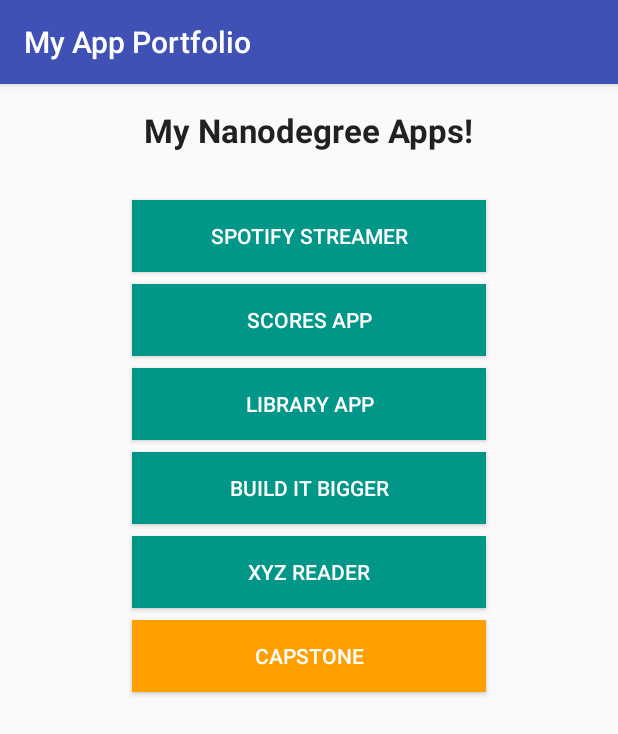
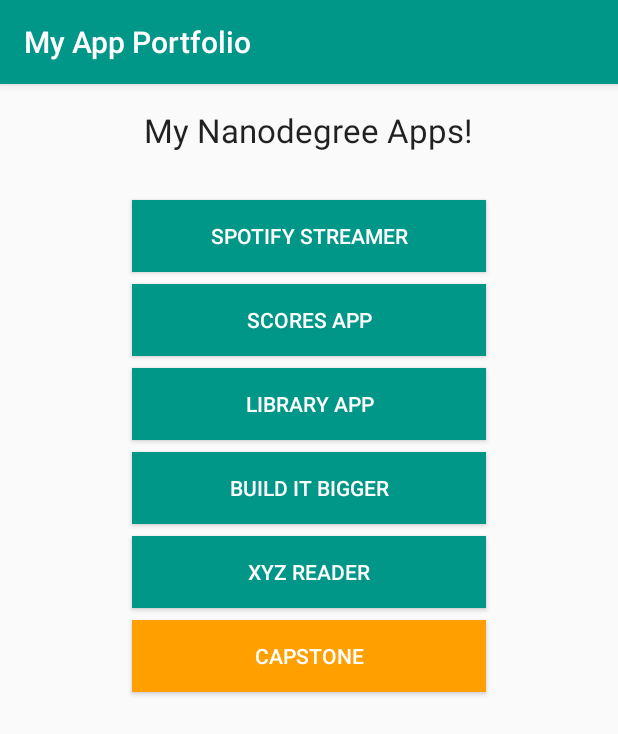
Before and after one commit to Sl0b/project0, an Android app: the screen it shows after launch (MainActivity), on a phone screen of 412 x 824 dp. Shown: the top 734 px of the screen. Run offline under Robolectric (Android 15) with nearby library versions, the phone set to English and light mode, and no system bars.

Commit message:
make use of the ressource values (string.xml, style.xml, colors.xml...)

```diff
--- a/app/src/main/res/layout/activity_main.xml
+++ b/app/src/main/res/layout/activity_main.xml
@@ -13,74 +13,38 @@
     <TextView
         android:layout_width="wrap_content"
         android:layout_height="wrap_content"
-        android:textAppearance="?android:textAppearanceLarge"
-        android:textStyle="bold"
         android:layout_gravity="center_horizontal"
-        android:text="My Nanodegree Apps!" />
+        android:layout_marginBottom="24dp"
+        android:text="@string/header_title"
+        android:textAppearance="?android:textAppearanceLarge" />
 
     <Button
-        android:layout_width="match_parent"
-        android:layout_height="wrap_content"
-        android:layout_marginTop="32dp"
-        android:layout_marginLeft="72dp"
-        android:layout_marginRight="72dp"
-        android:background="#009688"
-        android:textColor="@android:color/white"
-        android:text="Spotify Streamer"
-        android:onClick="launchApp" />
+        style="@style/ButtonStyle"
+        android:onClick="launchApp"
+        android:text="@string/spotify_button_text" />
 
     <Button
-        android:layout_width="match_parent"
-        android:layout_height="wrap_content"
-        android:layout_marginTop="8dp"
-        android:layout_marginLeft="72dp"
-        android:layout_marginRight="72dp"
-        android:background="#009688"
-        android:textColor="@android:color/white"
-        android:text="Scores App"
-        android:onClick="launchApp" />
+        style="@style/ButtonStyle"
+        android:onClick="launchApp"
+        android:text="@string/score_button_text" />
 
     <Button
-        android:layout_width="match_parent"
-        android:layout_height="wrap_content"
-        android:layout_marginTop="8dp"
-        android:layout_marginLeft="72dp"
-        android:layout_marginRight="72dp"
-        android:background="#009688"
-        android:textColor="@android:color/white"
-        android:text="Library App"
-        android:onClick="launchApp" />
+        style="@style/ButtonStyle"
+        android:onClick="launchApp"
+        android:text="@string/library_button_text" />
 
     <Button
-        android:layout_width="match_parent"
-        android:layout_height="wrap_content"
-        android:layout_marginTop="8dp"
-        android:layout_marginLeft="72dp"
-        android:layout_marginRight="72dp"
-        android:background="#009688"
-        android:textColor="@android:color/white"
-        android:text="Build It Bigger"
-        android:onClick="launchApp" />
+        style="@style/ButtonStyle"
+        android:onClick="launchApp"
+        android:text="@string/build_button_text" />
 
     <Button
-        android:layout_width="match_parent"
-        android:layout_height="wrap_content"
-        android:layout_marginTop="8dp"
-        android:layout_marginLeft="72dp"
-        android:layout_marginRight="72dp"
-        android:background="#009688"
-        android:textColor="@android:color/white"
-        android:text="XYZ Reader"
-        android:onClick="launchApp" />
+        style="@style/ButtonStyle"
+        android:onClick="launchApp"
+        android:text="@string/xyz_button_text" />
 
     <Button
-        android:layout_width="match_parent"
-        android:layout_height="wrap_content"
-        android:layout_marginTop="8dp"
-        android:layout_marginLeft="72dp"
-        android:layout_marginRight="72dp"
-        android:background="#FFA000"
-        android:textColor="@android:color/white"
-        android:text="Capstone"
-        android:onClick="launchApp" />
+        style="@style/ButtonStyle.Capstone"
+        android:onClick="launchApp"
+        android:text="@string/capstone_button_text" />
 </LinearLayout>
--- a/app/src/main/res/values/colors.xml
+++ b/app/src/main/res/values/colors.xml
@@ -1,6 +1,10 @@
 <?xml version="1.0" encoding="utf-8"?>
 <resources>
-    <color name="colorPrimary">#3F51B5</color>
-    <color name="colorPrimaryDark">#303F9F</color>
-    <color name="colorAccent">#FF4081</color>
+    <color name="colorPrimary">#009688</color>
+    <color name="colorPrimaryDark">#00796B</color>
+    <color name="colorAccent">#FFA000</color>
+
+    <!-- Buttons Colors -->
+    <color name="colorButtons">#009688</color>
+    <color name="colorCapstoneButton">#FFA000</color>
 </resources>
--- a/app/src/main/res/values/dimens.xml
+++ b/app/src/main/res/values/dimens.xml
@@ -2,4 +2,8 @@
     <!-- Default screen margins, per the Android Design guidelines. -->
     <dimen name="activity_horizontal_margin">16dp</dimen>
     <dimen name="activity_vertical_margin">16dp</dimen>
+
+    <!-- Buttons Margin -->
+    <dimen name="button_horizontal_margin">72dp</dimen>
+    <dimen name="button_top_margin">8dp</dimen>
 </resources>
--- a/app/src/main/res/values/strings.xml
+++ b/app/src/main/res/values/strings.xml
@@ -1,3 +1,10 @@
 <resources>
     <string name="app_name">My App Portfolio</string>
+    <string name="header_title">My Nanodegree Apps!</string>
+    <string name="spotify_button_text">Spotify Streamer</string>
+    <string name="score_button_text">Scores App</string>
+    <string name="library_button_text">Library App</string>
+    <string name="build_button_text">Build It Bigger</string>
+    <string name="xyz_button_text">XYZ Reader</string>
+    <string name="capstone_button_text">Capstone</string>
 </resources>
--- a/app/src/main/res/values/styles.xml
+++ b/app/src/main/res/values/styles.xml
@@ -8,4 +8,19 @@
         <item name="colorAccent">@color/colorAccent</item>
     </style>
 
+    <!-- Buttons style. -->
+    <style name="ButtonStyle">
+        <item name="android:layout_width">match_parent</item>
+        <item name="android:layout_height">wrap_content</item>
+        <item name="android:layout_marginLeft">@dimen/button_horizontal_margin</item>
+        <item name="android:layout_marginRight">@dimen/button_horizontal_margin</item>
+        <item name="android:layout_marginTop">@dimen/button_top_margin</item>
+        <item name="android:background">@color/colorButtons</item>
+        <item name="android:textColor">@android:color/white</item>
+    </style>
+
+    <style name="ButtonStyle.Capstone">
+        <item name="android:background">@color/colorCapstoneButton</item>
+    </style>
+
 </resources>
```
